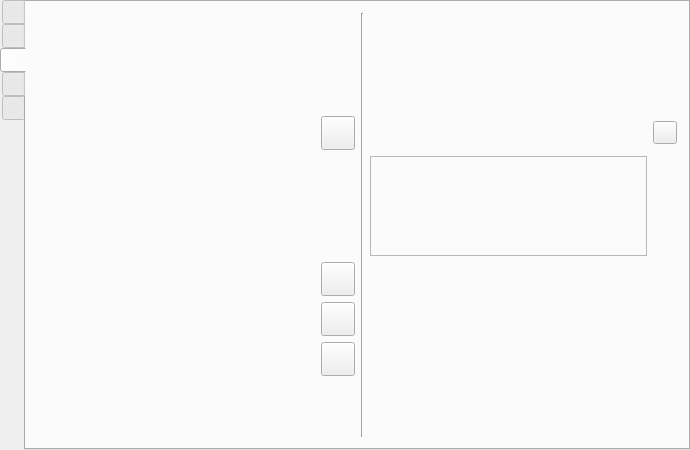
This is src/formMainWindow.ui in vkohaupt/vokoscreenNG as Qt 5 draws it before an edit. The edited form follows.
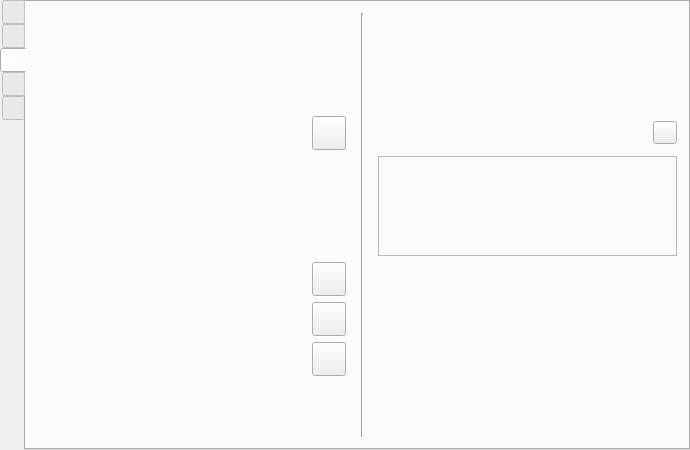
This is the edited form. The open tabs and pages were chosen to show the change. Icons and pictures are not drawn.

The edit to the form file:
```diff
--- a/src/formMainWindow.ui
+++ b/src/formMainWindow.ui
@@ -2740,45 +2740,6 @@
             </property>
            </spacer>
           </item>
-          <item row="4" column="0" colspan="4">
-           <widget class="QFrame" name="frame_3">
-            <property name="sizePolicy">
-             <sizepolicy hsizetype="Preferred" vsizetype="Fixed">
-              <horstretch>0</horstretch>
-              <verstretch>0</verstretch>
-             </sizepolicy>
-            </property>
-            <property name="minimumSize">
-             <size>
-              <width>0</width>
-              <height>100</height>
-             </size>
-            </property>
-            <property name="frameShape">
-             <enum>QFrame::NoFrame</enum>
-            </property>
-            <layout class="QHBoxLayout" name="horizontalLayout_38">
-             <property name="spacing">
-              <number>0</number>
-             </property>
-             <property name="leftMargin">
-              <number>2</number>
-             </property>
-             <property name="rightMargin">
-              <number>0</number>
-             </property>
-             <item>
-              <widget class="QWidget" name="widget_1" native="true"/>
-             </item>
-             <item>
-              <widget class="QWidget" name="widget_2" native="true"/>
-             </item>
-             <item>
-              <widget class="QWidget" name="widget_3" native="true"/>
-             </item>
-            </layout>
-           </widget>
-          </item>
           <item row="8" column="0">
            <spacer name="verticalSpacer_7">
             <property name="orientation">
@@ -2794,6 +2755,12 @@
           </item>
           <item row="0" column="5" rowspan="10">
            <widget class="Line" name="line_4">
+            <property name="minimumSize">
+             <size>
+              <width>20</width>
+              <height>0</height>
+             </size>
+            </property>
             <property name="orientation">
              <enum>Qt::Vertical</enum>
             </property>
@@ -2853,21 +2820,6 @@
           <item row="0" column="9">
            <layout class="QHBoxLayout" name="horizontalLayout_halo_darkRed"/>
           </item>
-          <item row="4" column="6" colspan="4">
-           <widget class="QFrame" name="frame_2">
-            <property name="frameShape">
-             <enum>QFrame::StyledPanel</enum>
-            </property>
-            <property name="frameShadow">
-             <enum>QFrame::Raised</enum>
-            </property>
-            <layout class="QHBoxLayout" name="horizontalLayout_61">
-             <item>
-              <widget class="QWidget" name="widget" native="true"/>
-             </item>
-            </layout>
-           </widget>
-          </item>
           <item row="3" column="3">
            <layout class="QHBoxLayout" name="horizontalLayout_darkGray"/>
           </item>
@@ -3121,6 +3073,60 @@
           <item row="0" column="7">
            <layout class="QHBoxLayout" name="horizontalLayout_halo_black"/>
           </item>
+          <item row="4" column="0" colspan="5">
+           <widget class="QFrame" name="frame_3">
+            <property name="sizePolicy">
+             <sizepolicy hsizetype="Preferred" vsizetype="Fixed">
+              <horstretch>0</horstretch>
+              <verstretch>0</verstretch>
+             </sizepolicy>
+            </property>
+            <property name="minimumSize">
+             <size>
+              <width>0</width>
+              <height>100</height>
+             </size>
+            </property>
+            <property name="frameShape">
+             <enum>QFrame::NoFrame</enum>
+            </property>
+            <layout class="QHBoxLayout" name="horizontalLayout_38">
+             <property name="spacing">
+              <number>0</number>
+             </property>
+             <property name="leftMargin">
+              <number>2</number>
+             </property>
+             <property name="rightMargin">
+              <number>0</number>
+             </property>
+             <item>
+              <widget class="QWidget" name="widget_1" native="true"/>
+             </item>
+             <item>
+              <widget class="QWidget" name="widget_2" native="true"/>
+             </item>
+             <item>
+              <widget class="QWidget" name="widget_3" native="true"/>
+             </item>
+            </layout>
+           </widget>
+          </item>
+          <item row="4" column="6" colspan="5">
+           <widget class="QFrame" name="frame_2">
+            <property name="frameShape">
+             <enum>QFrame::StyledPanel</enum>
+            </property>
+            <property name="frameShadow">
+             <enum>QFrame::Raised</enum>
+            </property>
+            <layout class="QHBoxLayout" name="horizontalLayout_61">
+             <item>
+              <widget class="QWidget" name="widget" native="true"/>
+             </item>
+            </layout>
+           </widget>
+          </item>
          </layout>
         </item>
        </layout>
```
Left out of the diff: 6 changed lines with no effect on the pictures.
